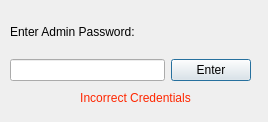
The window that adminplat.ui (aishakandeell/cs2labproject) describes before a commit, drawn with Qt 5.
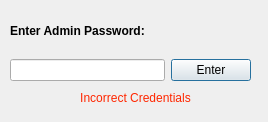
The same window after the commit.

What changed in the file:
```diff
--- a/adminplat.ui
+++ b/adminplat.ui
@@ -39,7 +39,7 @@
     <item row="0" column="0">
      <widget class="QLabel" name="label">
       <property name="text">
-       <string>Enter Admin Password:</string>
+       <string>&lt;html&gt;&lt;head/&gt;&lt;body&gt;&lt;p&gt;&lt;span style=&quot; font-weight:700;&quot;&gt;Enter Admin Password:&lt;/span&gt;&lt;/p&gt;&lt;/body&gt;&lt;/html&gt;</string>
       </property>
      </widget>
     </item>
```
